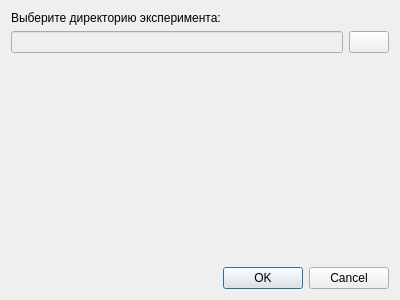
Old version of the form pickdirectorydialog.ui in the repository revermun/Experiment_helper.
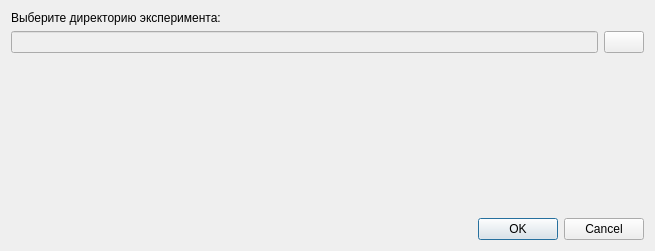
New version of the form. Icons and pictures are not drawn.

What changed in the file:
```diff
--- a/pickdirectorydialog.ui
+++ b/pickdirectorydialog.ui
@@ -6,8 +6,8 @@
    <rect>
     <x>0</x>
     <y>0</y>
-    <width>400</width>
-    <height>300</height>
+    <width>655</width>
+    <height>251</height>
    </rect>
   </property>
   <property name="windowTitle">
```
Left out of the diff: 2 changed lines with no effect on the pictures.
